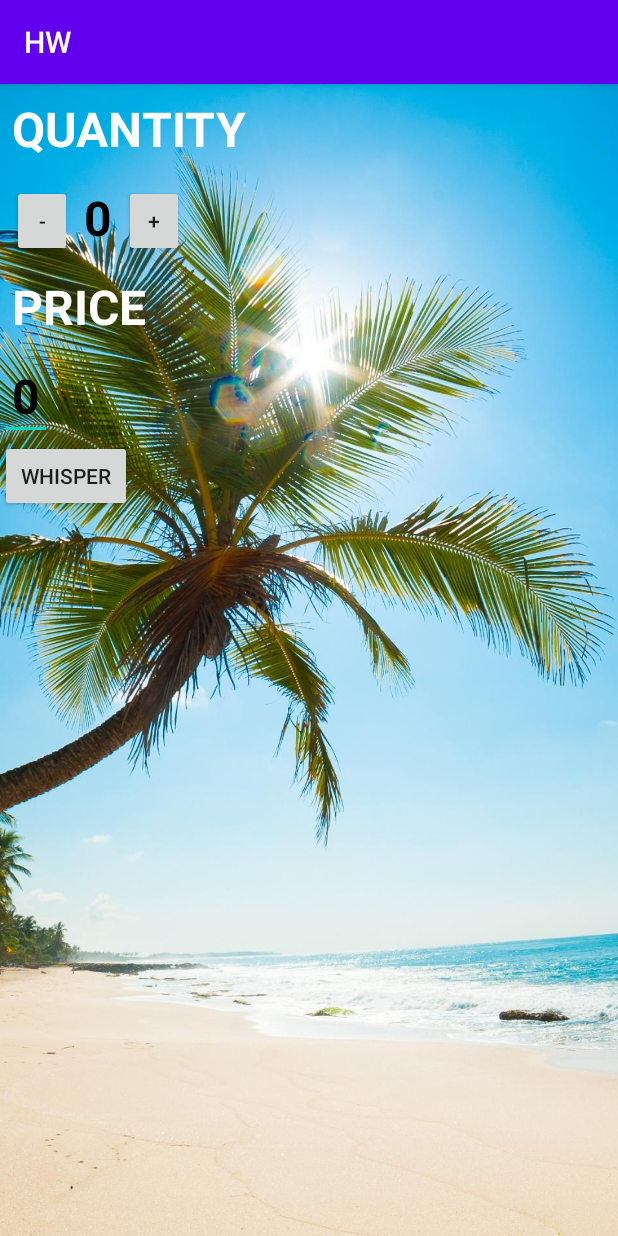
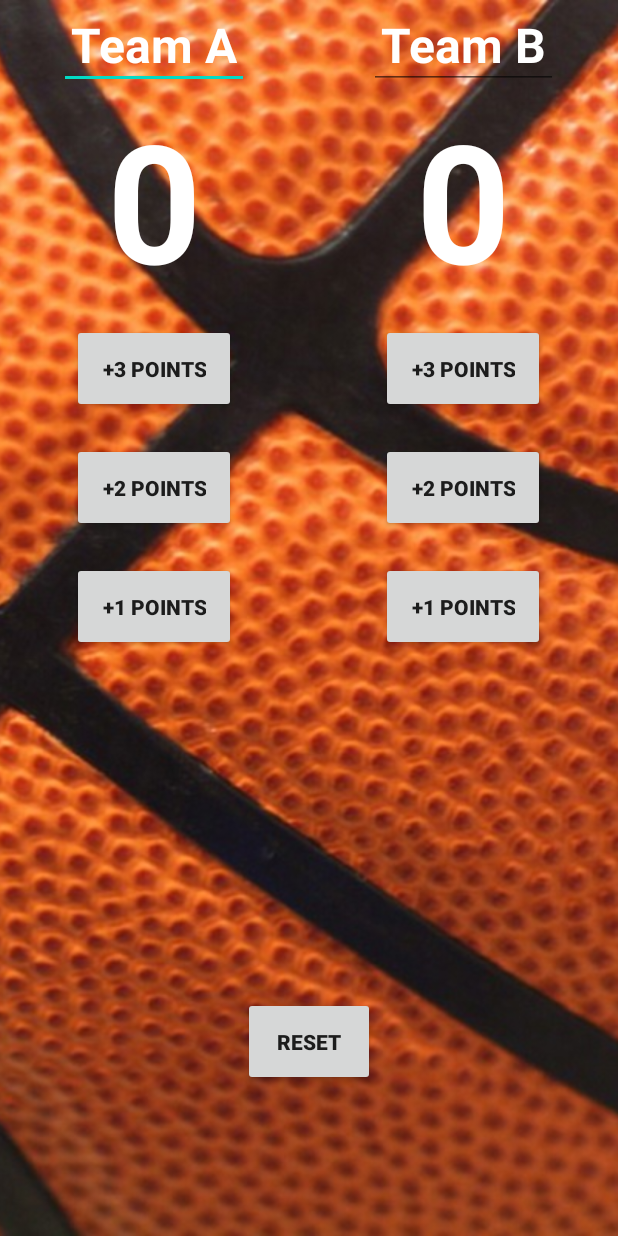
Before and after one commit to Senned-001/Android, an Android app: the screen it shows after launch (MainActivity), on a phone screen of 412 x 824 dp. Run offline under Robolectric (Android 15) with nearby library versions, the phone set to English and light mode, and no system bars.

Commit message:
First commit

```diff
--- a/hw/app/src/main/AndroidManifest.xml
+++ b/hw/app/src/main/AndroidManifest.xml
@@ -9,7 +9,6 @@
         android:roundIcon="@mipmap/ic_launcher_round"
         android:supportsRtl="true"
         android:theme="@style/AppTheme">
-        <activity android:name=".Display2Activity"></activity>
         <activity android:name=".MainActivity">
             <intent-filter>
                 <action android:name="android.intent.action.MAIN" />
--- a/hw/app/src/main/res/layout/activity_main.xml
+++ b/hw/app/src/main/res/layout/activity_main.xml
@@ -4,90 +4,169 @@
     xmlns:tools="http://schemas.android.com/tools"
     android:layout_width="match_parent"
     android:layout_height="match_parent"
+    android:orientation="vertical"
     tools:context=".MainActivity">
 
     <ImageView
         android:layout_width="match_parent"
         android:layout_height="match_parent"
         android:scaleType="centerCrop"
-        android:src="@drawable/pic1"/>
+        android:src="@drawable/fon"/>
+
+    <LinearLayout
+        android:layout_width="match_parent"
+        android:layout_height="match_parent"
+        android:orientation="horizontal">
+
+        <LinearLayout
+            android:id="@+id/TeamA"
+            android:layout_width="match_parent"
+            android:layout_height="match_parent"
+            android:layout_weight="1"
+            android:orientation="vertical">
+
+            <EditText
+                android:id="@+id/name_teamA"
+                android:layout_width="wrap_content"
+                android:layout_height="wrap_content"
+                android:layout_gravity="center_horizontal"
+                android:fontFamily="sans-serif"
+                android:padding="8dp"
+                android:text="Team A"
+                android:textColor="#fff"
+                android:textSize="32sp"
+                android:textStyle="bold"/>
 
             <TextView
-        android:id="@+id/textQuantity"
+                android:id="@+id/scoreTeamA"
                 android:layout_width="wrap_content"
                 android:layout_height="wrap_content"
+                android:layout_gravity="center_horizontal"
+                android:fontFamily="sans-serif"
+                android:shadowColor="@color/colorPrimaryDark"
+                android:text="0"
+                android:textColor="#fff"
+                android:textSize="110sp"
+                android:textStyle="bold"/>
+
+            <Button
+                android:id="@+id/buttonPlusThreeA"
+                android:layout_width="wrap_content"
+                android:layout_height="wrap_content"
+                android:layout_gravity="center_horizontal"
+                android:layout_margin="10dp"
+                android:onClick="changeQuantity"
+                android:padding="20dp"
+                android:shadowColor="@color/colorPrimaryDark"
+                android:text="+3 points"
+                android:textStyle="bold"/>
+
+            <Button
+                android:id="@+id/buttonPlusTwoA"
+                android:layout_width="wrap_content"
+                android:layout_height="wrap_content"
+                android:layout_gravity="center_horizontal"
+                android:layout_margin="10dp"
+                android:onClick="changeQuantity"
+                android:padding="20dp"
+                android:shadowColor="@color/colorPrimaryDark"
+                android:text="+2 points"
+                android:textStyle="bold"/>
+
+            <Button
+                android:id="@+id/buttonPlusOneA"
+                android:layout_width="wrap_content"
+                android:layout_height="wrap_content"
+                android:layout_gravity="center_horizontal"
+                android:layout_margin="10dp"
+                android:onClick="changeQuantity"
+                android:padding="20dp"
+                android:shadowColor="@color/colorPrimaryDark"
+                android:text="+1 points"
+                android:textStyle="bold"/>
+
+        </LinearLayout>
+
+        <LinearLayout
+            android:id="@+id/TeamB"
+            android:layout_width="match_parent"
+            android:layout_height="match_parent"
+            android:layout_weight="1"
+            android:orientation="vertical">
+
+            <EditText
+                android:id="@+id/name_teamB"
+                android:layout_width="wrap_content"
+                android:layout_height="wrap_content"
+                android:layout_gravity="center_horizontal"
                 android:fontFamily="sans-serif"
                 android:padding="8dp"
-        android:text="QUANTITY"
+                android:text="Team B"
                 android:textColor="#fff"
                 android:textSize="32sp"
-        android:textStyle="bold" />
+                android:textStyle="bold"/>
+
+            <TextView
+                android:id="@+id/scoreTeamB"
+                android:layout_width="wrap_content"
+                android:layout_height="wrap_content"
+                android:layout_gravity="center_horizontal"
+                android:fontFamily="sans-serif"
+                android:shadowColor="@color/colorPrimaryDark"
+                android:text="0"
+                android:textColor="#fff"
+                android:textSize="110sp"
+                android:textStyle="bold"/>
 
             <Button
-        android:id="@+id/button_min_quantity"
-        android:text="-"
-        android:layout_width="40dp"
-        android:layout_height="wrap_content"
-        android:layout_below="@id/textQuantity"
-        android:layout_marginTop="8dp"
-        android:layout_marginLeft="8dp"
-        android:shadowColor="@color/colorPrimaryDark"
-        android:onClick="changeQuantity"/>
-
-    <TextView
-        android:id="@+id/quantity_text_view"
+                android:id="@+id/buttonPlusThreeB"
                 android:layout_width="wrap_content"
                 android:layout_height="wrap_content"
-        android:padding="8dp"
-        android:text="0"
-        android:layout_below="@id/textQuantity"
-        android:layout_toRightOf="@id/button_min_quantity"
-        android:textColor="#000"
-        android:textSize="32sp"
-        android:textStyle="bold" />
+                android:layout_gravity="center_horizontal"
+                android:layout_margin="10dp"
+                android:onClick="changeQuantity"
+                android:padding="20dp"
+                android:shadowColor="@color/colorPrimaryDark"
+                android:text="+3 points"
+                android:textStyle="bold"/>
 
             <Button
-        android:id="@+id/button_max_quantity"
-        android:text="+"
-        android:layout_width="40dp"
-        android:layout_height="wrap_content"
-        android:layout_below="@id/textQuantity"
-        android:layout_toRightOf="@id/quantity_text_view"
-        android:layout_marginTop="8dp"
-        android:shadowColor="@color/colorPrimaryDark"
-        android:onClick="changeQuantity"/>
-
-    <TextView
-        android:id="@+id/textPrice"
+                android:id="@+id/buttonPlusTwoB"
                 android:layout_width="wrap_content"
                 android:layout_height="wrap_content"
-        android:fontFamily="sans-serif"
-        android:padding="8dp"
-        android:text="PRICE"
-        android:layout_below="@id/quantity_text_view"
-        android:textColor="#fff"
-        android:textSize="32sp"
-        android:textStyle="bold" />
+                android:layout_gravity="center_horizontal"
+                android:layout_margin="10dp"
+                android:onClick="changeQuantity"
+                android:padding="20dp"
+                android:shadowColor="@color/colorPrimaryDark"
+                android:text="+2 points"
+                android:textStyle="bold"/>
 
-    <EditText
-        android:id="@+id/price_text_view"
+            <Button
+                android:id="@+id/buttonPlusOneB"
                 android:layout_width="wrap_content"
                 android:layout_height="wrap_content"
-        android:padding="8dp"
-        android:text="0"
-        android:layout_below="@id/textPrice"
-        android:textColor="#000"
-        android:textSize="32sp"
-        android:textStyle="bold" />
+                android:layout_gravity="center_horizontal"
+                android:layout_margin="10dp"
+                android:onClick="changeQuantity"
+                android:padding="20dp"
+                android:shadowColor="@color/colorPrimaryDark"
+                android:text="+1 points"
+                android:textStyle="bold"/>
+
+        </LinearLayout>
+
+    </LinearLayout>
 
     <Button
         android:layout_width="wrap_content"
         android:layout_height="wrap_content"
-        android:padding="8dp"
-        android:layout_below="@id/price_text_view"
-        android:shadowColor="@color/colorPrimaryDark"
-        android:text="Whisper"
-        android:onClick="submitOrder"/>
-
+        android:layout_alignParentBottom="true"
+        android:layout_centerHorizontal="true"
+        android:layout_marginBottom="100dp"
+        android:onClick="Reset"
+        android:padding="20dp"
+        android:text="Reset"
+        android:textStyle="bold"/>
 
 </RelativeLayout>
--- a/hw/app/src/main/res/values/strings.xml
+++ b/hw/app/src/main/res/values/strings.xml
@@ -1,3 +1,3 @@
 <resources>
-    <string name="app_name">HW</string>
+    <string name="app_name">Games Counter</string>
 </resources>
```
Also changed, not shown: hw/app/src/main/java/android/exemple/com/Display2Activity.java (deleted, +0 -21 lines), hw/app/src/main/java/android/exemple/com/MainActivity.java (+61 -32 lines), hw/app/src/main/res/layout/activity_display2.xml (deleted, +0 -16 lines), hw/app/src/main/res/drawable-v24/fon.jpg (added), hw/app/src/main/res/drawable/pic1.jpg (deleted). Lines whose indentation alone changed are shown as unchanged.
